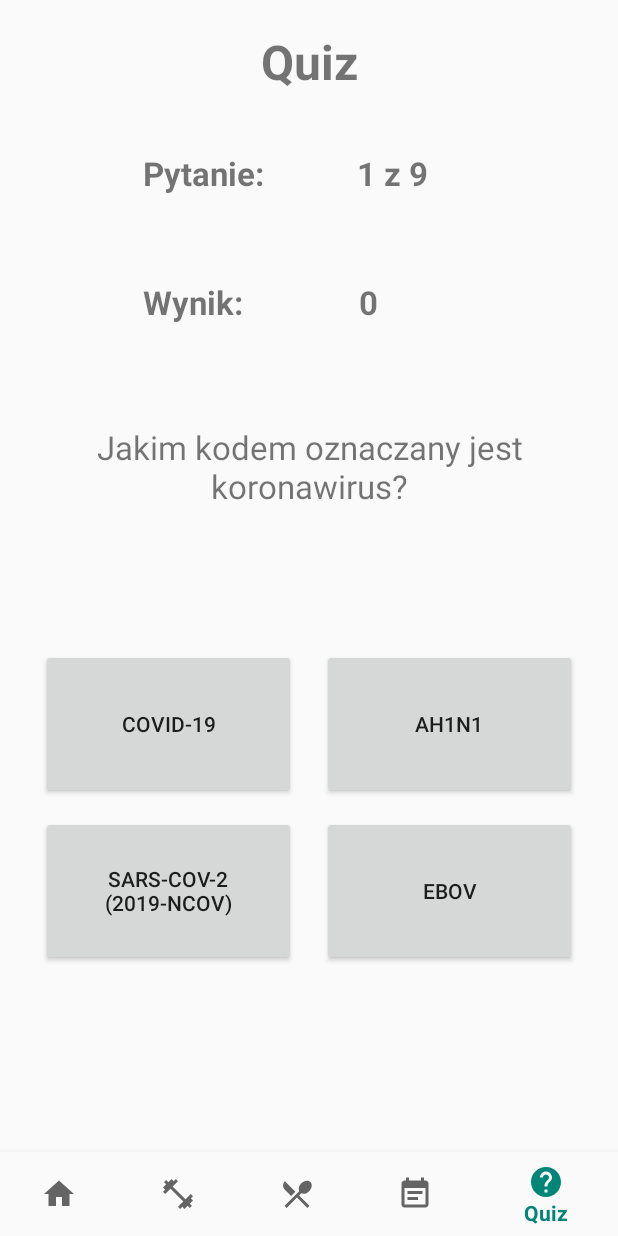
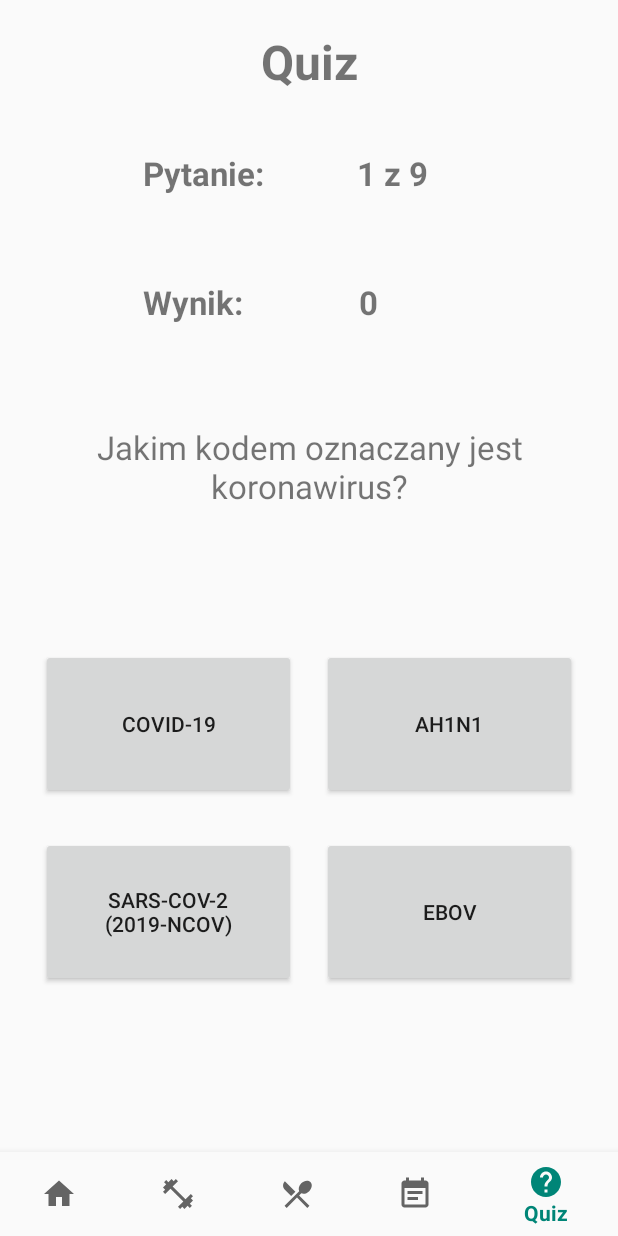
Before and after one commit to KatarzynaHawliczek/PAMO_repozytorium, an Android app: the screen it shows after launch (MainActivity), item 5 of the bottom bar chosen, on a phone screen of 412 x 824 dp. Run offline under Robolectric (Android 15) with nearby library versions, the phone set to English and light mode, and no system bars.

```diff
--- a/app/src/main/java/com/example/bmicalculator/QuizFragment.java
+++ b/app/src/main/java/com/example/bmicalculator/QuizFragment.java
@@ -211,7 +211,7 @@ public class QuizFragment extends Fragment {
             odpC.setVisibility(View.INVISIBLE);
             odpD.setVisibility(View.INVISIBLE);
             punkty.setVisibility(View.INVISIBLE);
-            punkty.setText("0");
+            punkty.setText(R.string.zero);
             punktyTxt.setVisibility(View.INVISIBLE);
             licznik.setVisibility(View.INVISIBLE);
             licznikTxt.setVisibility(View.INVISIBLE);
--- a/app/src/main/res/layout/fragment_quiz.xml
+++ b/app/src/main/res/layout/fragment_quiz.xml
@@ -119,10 +119,10 @@
         android:layout_height="100dp"
         app:layout_constraintBottom_toBottomOf="parent"
         app:layout_constraintEnd_toEndOf="parent"
-        app:layout_constraintHorizontal_bias="0.113"
+        app:layout_constraintHorizontal_bias="0.112"
         app:layout_constraintStart_toStartOf="parent"
         app:layout_constraintTop_toTopOf="parent"
-        app:layout_constraintVertical_bias="0.814" />
+        app:layout_constraintVertical_bias="0.835" />
 
     <Button
         android:id="@+id/odpD"
@@ -130,9 +130,9 @@
         android:layout_height="100dp"
         app:layout_constraintBottom_toBottomOf="parent"
         app:layout_constraintEnd_toEndOf="parent"
-        app:layout_constraintHorizontal_bias="0.886"
+        app:layout_constraintHorizontal_bias="0.887"
         app:layout_constraintStart_toStartOf="parent"
         app:layout_constraintTop_toTopOf="parent"
-        app:layout_constraintVertical_bias="0.814" />
+        app:layout_constraintVertical_bias="0.835" />
 
 </androidx.constraintlayout.widget.ConstraintLayout>
--- a/app/src/main/res/values/strings.xml
+++ b/app/src/main/res/values/strings.xml
@@ -82,6 +82,7 @@
 <string name="punkty">0</string>
 <string name="licznik">1 z 9</string>
 <string name="koniec">Jeszcze raz!!!</string>
+<string name="zero">0</string>
 
 <string name="fragStart">Witaj w mojej apce!!!</string>
 
```
